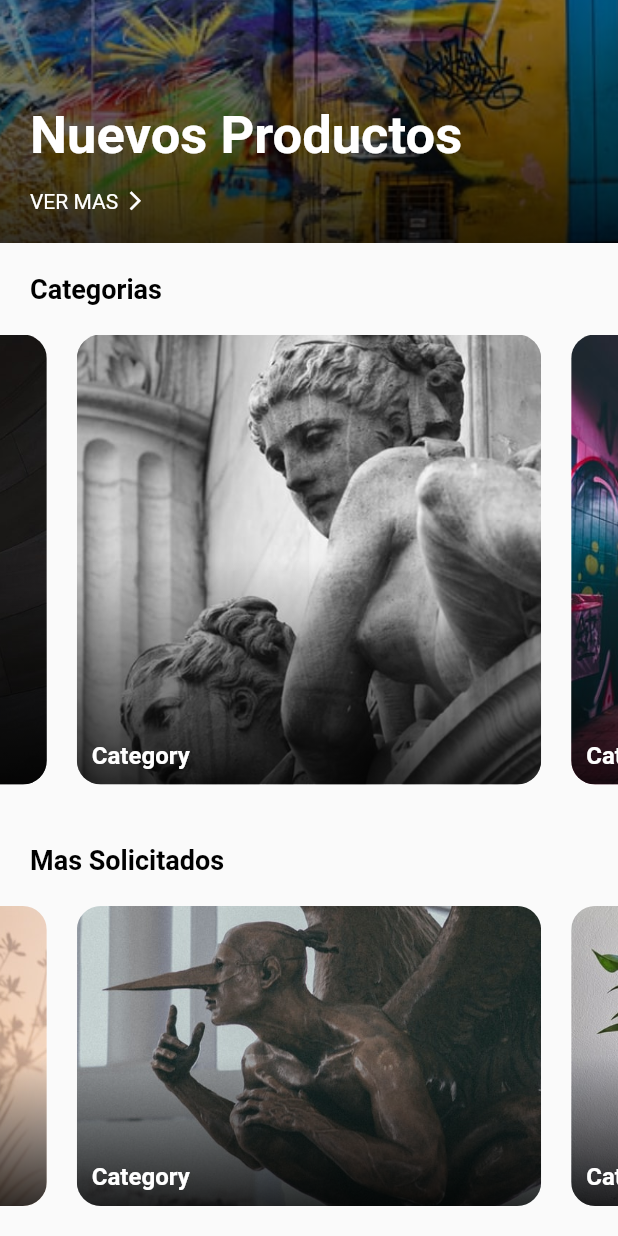
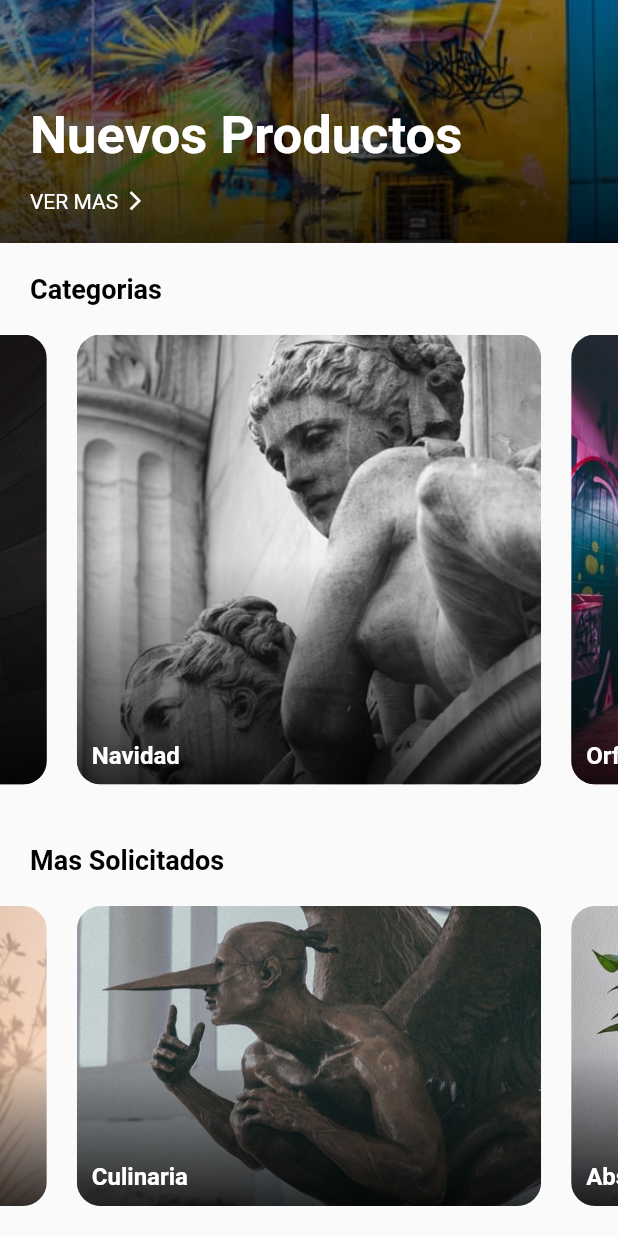
Before and after one commit to julianfrancodev/artemy_alpha_1, a Flutter app: the Shop screen opened directly, scrolled down 338 dp, on a phone screen of 412 x 824 dp. Run offline on Flutter 3.47's test engine with Material 2 defaults, Android fonts, the phone set to English and light mode, and no system bars; drawn by our look-alikes of carousel_slider; our stand-ins replace page_transition, simple_animations, supercharged.

```diff
--- /dev/null
+++ b/lib/model/Category.dart
@@ -0,0 +1,8 @@
+class Category{
+  String url;
+  String name;
+
+  Category(this.name, this.url);
+
+
+}
--- a/lib/screens/Shop.dart
+++ b/lib/screens/Shop.dart
@@ -1,4 +1,5 @@
 import 'package:artemy_beta_2/config/Animation.dart';
+import 'package:artemy_beta_2/model/Category.dart';
 import 'package:carousel_slider/carousel_slider.dart';
 import 'package:flutter/material.dart';
 import 'package:flutter/rendering.dart';
@@ -135,7 +136,7 @@ class _ShopState extends State<Shop> {
                       CarouselSlider(
                         options: CarouselOptions(
                             aspectRatio: 16 / 9, autoPlay: true, height: 300),
-                        items: bannerAdsTopSlider.map((i) {
+                        items: categoriesList.map((category) {
                           return Builder(
                             builder: (BuildContext context) {
                               return Container(
@@ -143,7 +144,7 @@ class _ShopState extends State<Shop> {
                                 margin: EdgeInsets.symmetric(horizontal: 10),
                                 child: ClipRRect(
                                     borderRadius: BorderRadius.circular(16),
-                                    child: makeCategory(image: i)),
+                                    child: makeCategory(image: category.url,title: category.name)),
                               );
                             },
                           );
@@ -173,7 +174,7 @@ class _ShopState extends State<Shop> {
                       CarouselSlider(
                         options:
                             CarouselOptions(aspectRatio: 3 / 2.2, height: 200),
-                        items: banneAdsSlider.map((i) {
+                        items: trendsList.map((category) {
                           return Builder(
                             builder: (BuildContext context) {
                               return Container(
@@ -181,7 +182,7 @@ class _ShopState extends State<Shop> {
                                 margin: EdgeInsets.symmetric(horizontal: 10),
                                 child: ClipRRect(
                                     borderRadius: BorderRadius.circular(16),
-                                    child: makeCategory(image: i)),
+                                    child: makeCategory(image: category.url,title: category.name)),
                               );
                             },
                           );
@@ -196,21 +197,22 @@ class _ShopState extends State<Shop> {
     );
   }
 
-  List banneAdsSlider = [
-    "assets/images/trend1.jpg",
-    "assets/images/trend2.jpg",
-    "assets/images/trend3.jpg",
-    "assets/images/trend4.jpg"
+
+  List categoriesList = [
+    new Category("Navidad", "assets/images/image4.jpg"),
+    new Category("Orfebreria", "assets/images/image3.jpg"),
+    new Category("Escultural", "assets/images/image2.jpg"),
+    new Category("Lienzo", "assets/images/image1.jpg"),
   ];
 
-  List bannerAdsTopSlider = [
-    "assets/images/image4.jpg",
-    "assets/images/image3.jpg",
-    "assets/images/image2.jpg",
-    "assets/images/image1.jpg"
+  List trendsList = [
+    new Category("Culinaria", "assets/images/trend1.jpg"),
+    new Category("Abstracto", "assets/images/trend2.jpg"),
+    new Category("Rupestre", "assets/images/trend3.jpg"),
+    new Category("Bizantino", "assets/images/trend4.jpg"),
   ];
 
-  Widget makeCategory({image}) {
+  Widget makeCategory({image,title}) {
     return Container(
       child: Container(
         decoration: BoxDecoration(
@@ -228,7 +230,7 @@ class _ShopState extends State<Shop> {
           child: Align(
             alignment: Alignment.bottomLeft,
             child: Text(
-              "Category",
+              title,
               style: TextStyle(
                   color: Colors.white,
                   fontWeight: FontWeight.bold,
```
